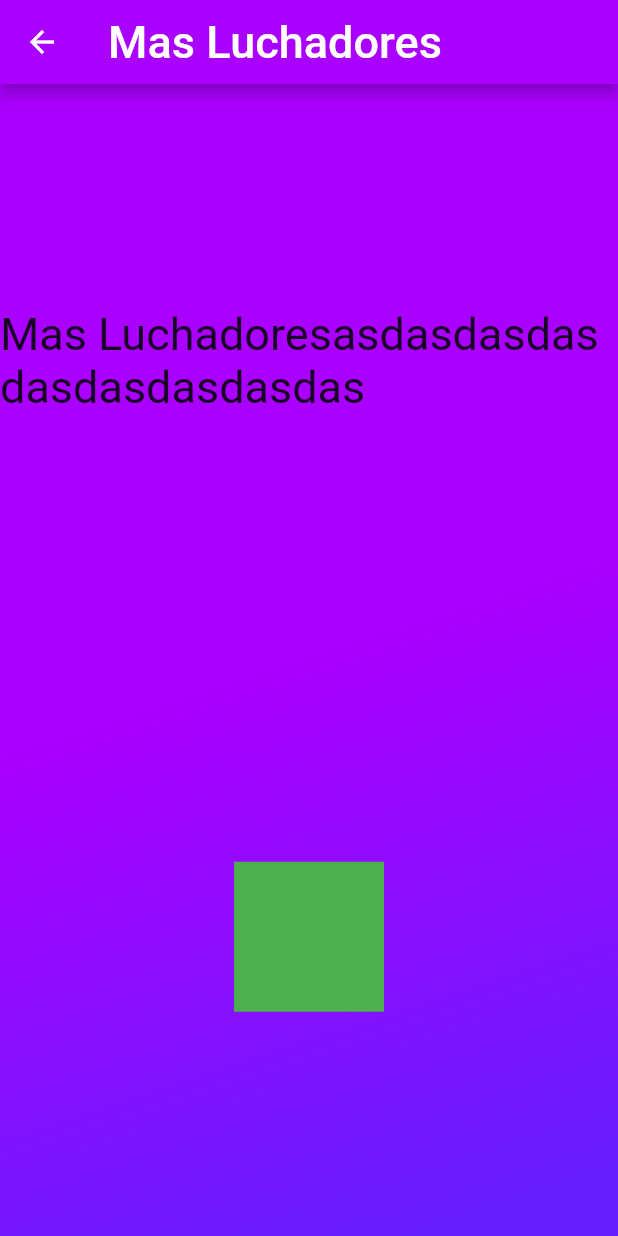
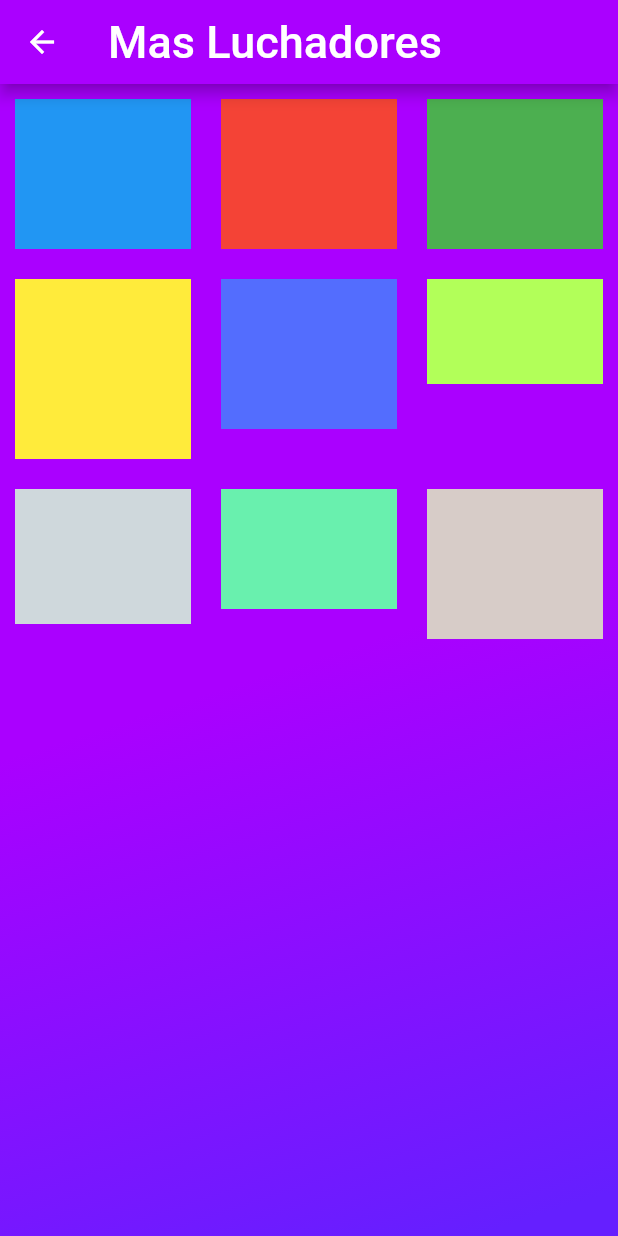
Before and after one commit to IsraMejia/LuchaPedia-Flutter, a Flutter app: the AllFighters screen opened directly, on a phone screen of 412 x 824 dp. Run offline on Flutter 3.47's test engine with Material 2 defaults, Android fonts, the phone set to English and light mode, and no system bars; network calls fail.

Commit message:
Ejemplo del table ahora si a llenarlo de luchadores

```diff
--- a/lib/all_figthers.dart
+++ b/lib/all_figthers.dart
@@ -26,22 +26,73 @@ class AllFighters extends StatelessWidget {
             ),
           ),
 
-
-
-
-          Column(
-            mainAxisAlignment: MainAxisAlignment.spaceAround ,
-            crossAxisAlignment: CrossAxisAlignment.center ,
-            children: <Widget>[
-              Text('Mas Luchadoresasdasdasdasdasdasdasdasdas', style: TextStyle(fontSize: 30)),
-              Container(color: Colors.green, height: 100, width: 100,)
-            ]
-          ),
+          _figthersTable()
 
         ]
       )
 
 
     );
+  }//build
+
+  Widget _figthersTable(){
+    return  Table(
+      children:  [
+        TableRow(
+          children:[
+            Container( width: 100, height: 100,
+              color: Colors.blue,
+              margin: EdgeInsets.all(10),
+            ),
+            Container( width: 100, height: 100,
+              color: Colors.red,
+              margin: EdgeInsets.all(10),
+            ),
+            Container( width: 100, height: 100,
+              color: Colors.green,
+              margin: EdgeInsets.all(10),
+            ),
+          ]
+       ),
+
+       TableRow(
+         children:[
+         Container( width: 100, height: 120,
+           color: Colors.yellow,
+           margin: EdgeInsets.all(10),
+         ),
+         Container( width: 100, height: 100,
+           color: Colors.indigoAccent,
+           margin: EdgeInsets.all(10),
+         ),
+         Container( width: 10, height: 70,
+           color: Colors.lightGreenAccent,
+           margin: EdgeInsets.all(10),
+         ),
+         ]
+       ),
+
+       TableRow(
+        children:[
+         Container( width: 100, height: 90,
+           color: Colors.blueGrey[100] ,
+           margin: EdgeInsets.all(10),
+         ),
+         Container( width: 100, height: 80,
+           color: Colors.greenAccent,
+           margin: EdgeInsets.all(10),
+         ),
+         Container( width: 10, height: 100,
+           color: Colors.brown[100],
+           margin: EdgeInsets.all(10) ,
+         ),
+        ]
+       ),
+
+      ],
+    );
+          //Table
   }
-}
+
+
+}//Class AllFighters
```
